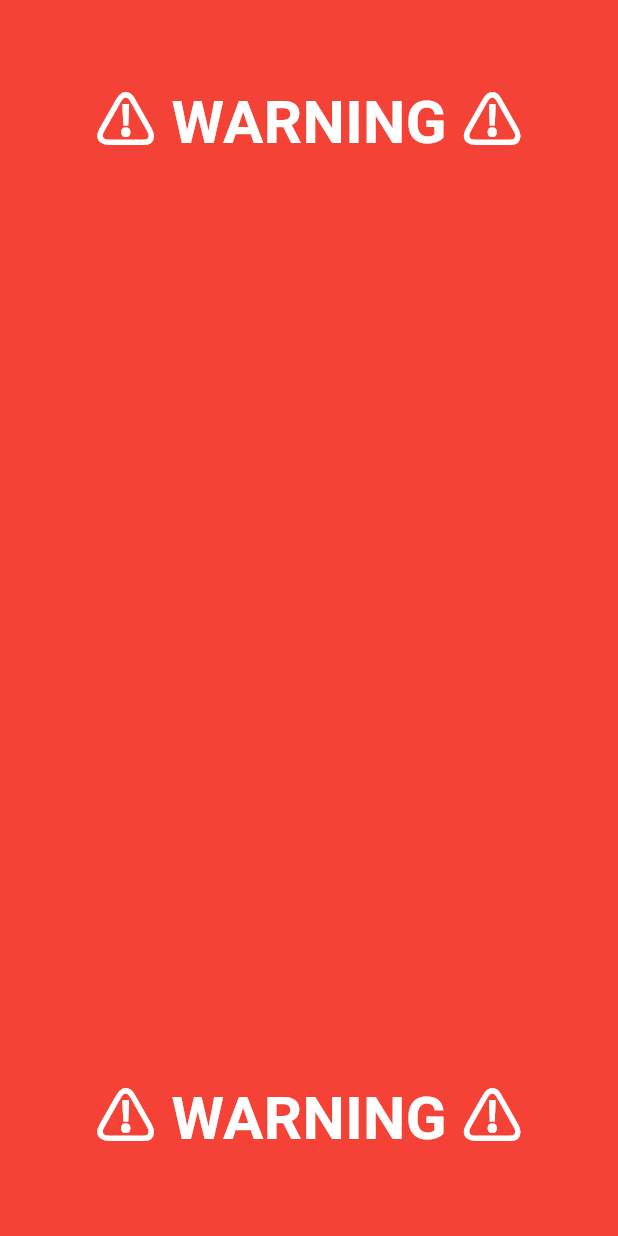
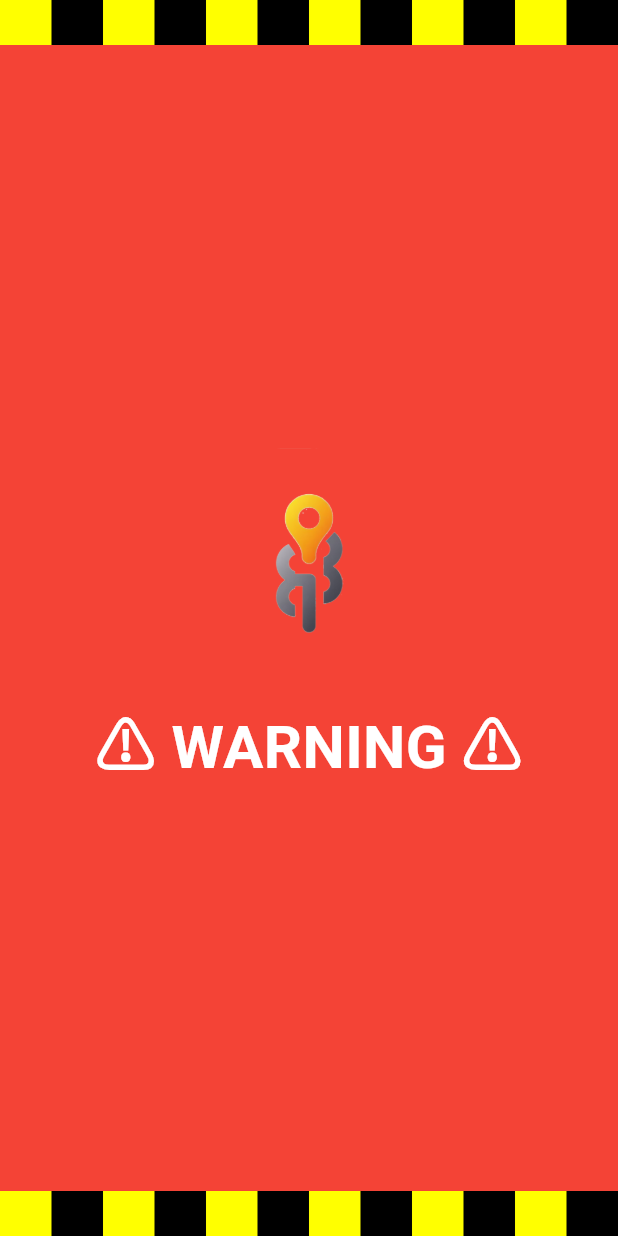
Before and after one commit to RiTa-23/MokumokuHazard, a Flutter app: the AlertPage screen opened directly, on a phone screen of 412 x 824 dp. Run offline on Flutter 3.47's test engine with Material 3 defaults, Android fonts, the phone set to English and light mode, and no system bars; our stand-ins replace cloud_firestore, firebase_auth, firebase_core, flutter_compass, geolocator, google_maps_flutter and 1 more; accounts and stored records are empty.

Commit message:
add:UIの変更、バイブレーション(鳴るかは不明)、RootPageに自動遷移の実装

```diff
--- a/lib/alert_page.dart
+++ b/lib/alert_page.dart
@@ -16,7 +16,7 @@ class _AlertPageState extends State<AlertPage> {
     // 画面表示時にバイブレーションを実行
     _startVibration();
 
-    // ✅ 20秒後に RootPage に遷移
+    //  20秒後に RootPage に遷移
     Timer(Duration(seconds: 20), () {
       if (mounted) { // エラー防止用
         Navigator.of(context).pushReplacement(
@@ -37,13 +37,22 @@ class _AlertPageState extends State<AlertPage> {
   Widget build(BuildContext context) {
     return Scaffold(
       backgroundColor: Colors.red, // 背景色を赤に設定
-      body: Center(
+      body: Column(
+        children: [
+          _buildTigerTapeLine(), //  上部の虎テープ
+          Expanded(
+            child: Center(
               child: Column(
-          mainAxisAlignment: MainAxisAlignment.spaceBetween, // 上下に配置
+                mainAxisAlignment: MainAxisAlignment.center,
                 children: [
-            Padding(
-              padding: const EdgeInsets.only(top: 50.0),
-              child: Text(
+                  //  ロゴを中央に表示
+                  Image.asset(
+                    'assets/logo.png', // ロゴのパス
+                    width: 150, // サイズ調整
+                    height: 150,
+                  ),
+                  SizedBox(height: 20), // 間隔調整
+                  Text(
                     '⚠ WARNING ⚠',
                     style: TextStyle(
                       fontSize: 40,
@@ -51,19 +60,24 @@ class _AlertPageState extends State<AlertPage> {
                       color: Colors.white,
                     ),
                   ),
-            ),
-            Padding(
-              padding: const EdgeInsets.only(bottom: 50.0),
-              child: Text(
-                '⚠ WARNING ⚠',
-                style: TextStyle(
-                  fontSize: 40,
-                  fontWeight: FontWeight.bold,
-                  color: Colors.white,
+                ],
               ),
             ),
           ),
+          _buildTigerTapeLine(), //  下部の虎テープ
         ],
+      ),
+    );
+  }
+
+  //  虎テープ（黄色と黒の斜めストライプ）を作成
+  Widget _buildTigerTapeLine() {
+    return Container(
+      height: 30, // ラインの高さ
+      decoration: BoxDecoration(
+        image: DecorationImage(
+          image: AssetImage('assets/tiger_tape.png'), //  斜めストライプの画像
+          fit: BoxFit.cover, // 横幅いっぱいに拡大
         ),
       ),
     );
--- a/pubspec.yaml
+++ b/pubspec.yaml
@@ -66,7 +66,7 @@ flutter:
 
   assets:
     - assets/logo.png
-
+    - assets/tiger_tape.png
     # - assets/logo.jpeg
 
   # To add assets to your application, add an assets section, like this:
```
Also changed, not shown: assets/tiger_tape.png (added). Lines whose indentation alone changed are shown as unchanged.
